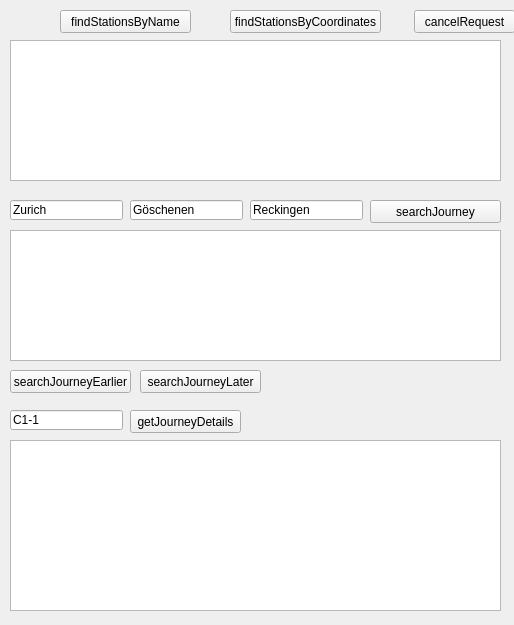
First picture: the form in src/gui/desktop-test/mainwindow.ui, repository smurfy/fahrplan, before the edit.
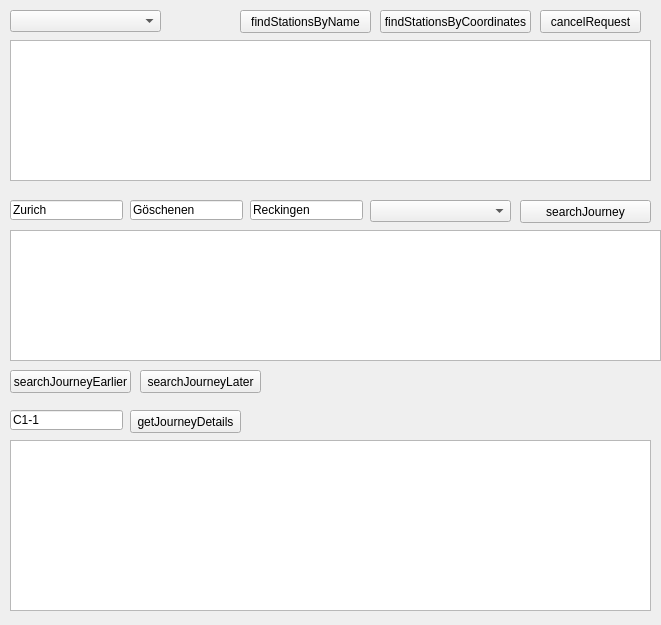
Second picture: the form after the edit.

Commit message: Started selection of parser backend and trainselection

```diff
--- a/src/gui/desktop-test/mainwindow.ui
+++ b/src/gui/desktop-test/mainwindow.ui
@@ -6,7 +6,7 @@
    <rect>
     <x>0</x>
     <y>0</y>
-    <width>514</width>
+    <width>661</width>
     <height>625</height>
    </rect>
   </property>
@@ -17,7 +17,7 @@
    <widget class="QPushButton" name="findStationsByName">
     <property name="geometry">
      <rect>
-      <x>60</x>
+      <x>240</x>
       <y>10</y>
       <width>131</width>
       <height>23</height>
@@ -32,7 +32,7 @@
      <rect>
       <x>10</x>
       <y>40</y>
-      <width>491</width>
+      <width>641</width>
       <height>141</height>
      </rect>
     </property>
@@ -40,7 +40,7 @@
    <widget class="QPushButton" name="findStationsByCoordinates">
     <property name="geometry">
      <rect>
-      <x>230</x>
+      <x>380</x>
       <y>10</y>
       <width>151</width>
       <height>23</height>
@@ -53,7 +53,7 @@
    <widget class="QPushButton" name="searchJourney">
     <property name="geometry">
      <rect>
-      <x>370</x>
+      <x>520</x>
       <y>200</y>
       <width>131</width>
       <height>23</height>
@@ -94,7 +94,7 @@
      <rect>
       <x>10</x>
       <y>230</y>
-      <width>491</width>
+      <width>651</width>
       <height>131</height>
      </rect>
     </property>
@@ -128,7 +128,7 @@
    <widget class="QPushButton" name="cancelRequest">
     <property name="geometry">
      <rect>
-      <x>414</x>
+      <x>540</x>
       <y>10</y>
       <width>101</width>
       <height>23</height>
@@ -169,7 +169,7 @@
      <rect>
       <x>10</x>
       <y>440</y>
-      <width>491</width>
+      <width>641</width>
       <height>171</height>
      </rect>
     </property>
@@ -187,6 +187,26 @@
      <string>Göschenen</string>
     </property>
    </widget>
+   <widget class="QComboBox" name="trainRestrictions">
+    <property name="geometry">
+     <rect>
+      <x>370</x>
+      <y>200</y>
+      <width>141</width>
+      <height>22</height>
+     </rect>
+    </property>
+   </widget>
+   <widget class="QComboBox" name="parser">
+    <property name="geometry">
+     <rect>
+      <x>10</x>
+      <y>10</y>
+      <width>151</width>
+      <height>22</height>
+     </rect>
+    </property>
+   </widget>
   </widget>
  </widget>
  <layoutdefault spacing="6" margin="11"/>
```
The commit also changes 9 other files.
